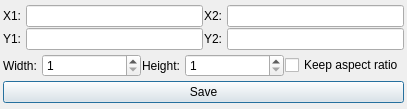
Above: qtapp/exportdialog.ui from otre99/FractalsGen before the change. Below: the same form after it.
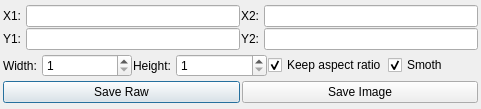
That is the form after the change.

Commit message: code refactory + image export

```diff
--- a/qtapp/exportdialog.ui
+++ b/qtapp/exportdialog.ui
@@ -6,7 +6,7 @@
    <rect>
     <x>0</x>
     <y>0</y>
-    <width>407</width>
+    <width>481</width>
     <height>109</height>
    </rect>
   </property>
@@ -29,7 +29,21 @@
    <property name="spacing">
     <number>2</number>
    </property>
-   <item row="0" column="0">
+   <item row="2" column="0">
+    <widget class="QPushButton" name="pushButton">
+     <property name="text">
+      <string>Save Raw</string>
+     </property>
+    </widget>
+   </item>
+   <item row="2" column="1">
+    <widget class="QPushButton" name="pushButtonImage">
+     <property name="text">
+      <string>Save Image</string>
+     </property>
+    </widget>
+   </item>
+   <item row="0" column="0" colspan="2">
     <layout class="QGridLayout" name="gridLayout">
      <property name="spacing">
       <number>1</number>
@@ -92,7 +106,7 @@
      </item>
     </layout>
    </item>
-   <item row="1" column="0">
+   <item row="1" column="0" colspan="2">
     <layout class="QHBoxLayout" name="horizontalLayout_5">
      <property name="spacing">
       <number>1</number>
@@ -154,17 +168,23 @@
        <property name="text">
         <string>Keep aspect ratio</string>
        </property>
+       <property name="checked">
+        <bool>true</bool>
+       </property>
+      </widget>
+     </item>
+     <item>
+      <widget class="QCheckBox" name="checkBoxSmoth">
+       <property name="text">
+        <string>Smoth</string>
+       </property>
+       <property name="checked">
+        <bool>true</bool>
+       </property>
       </widget>
      </item>
     </layout>
    </item>
-   <item row="2" column="0">
-    <widget class="QPushButton" name="pushButton">
-     <property name="text">
-      <string>Save</string>
-     </property>
-    </widget>
-   </item>
   </layout>
  </widget>
  <resources/>
```
The commit also changes 19 other files.
